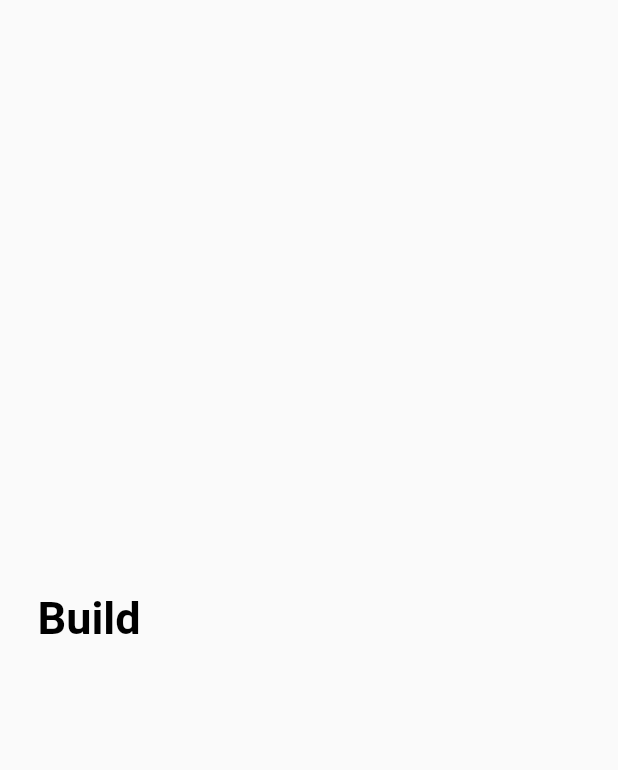
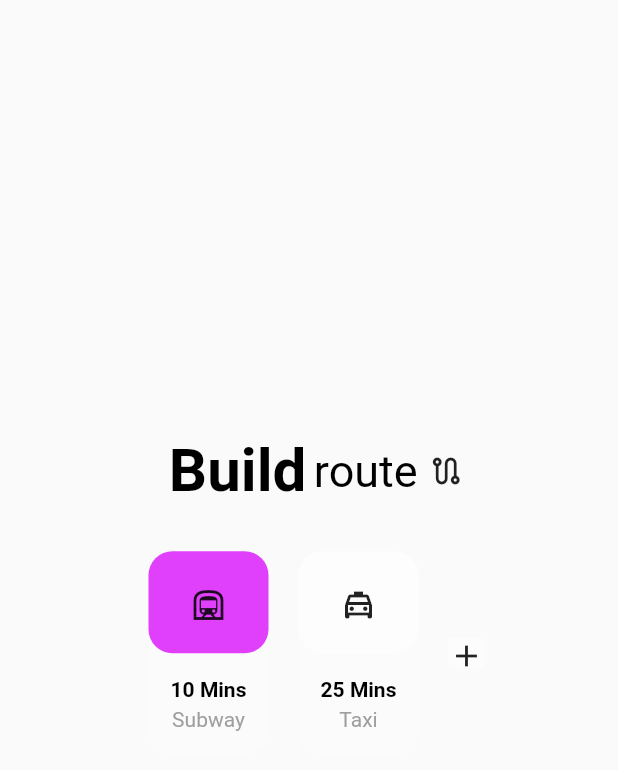
Before and after one commit to DroneCodes/routedriver, a Flutter app: the BuildRoute screen opened directly, on a phone screen of 412 x 824 dp. Shown: the top 770 px of the screen. Run offline on Flutter 3.47's test engine with Material 2 defaults, Android fonts, the phone set to English and light mode, and no system bars; network calls fail.

Commit message:
added a build route page

```diff
--- a/lib/route/route.dart
+++ b/lib/route/route.dart
@@ -1,4 +1,5 @@
 
+import 'package:flutter/cupertino.dart';
 import 'package:flutter/material.dart';
 
 class BuildRoute extends StatelessWidget {
@@ -7,7 +8,7 @@ class BuildRoute extends StatelessWidget {
   Widget build(BuildContext context) {
     return Scaffold(
       body: Container(
-        padding: EdgeInsets.all(15),
+        padding: EdgeInsets.all(8),
         child: Column(
           mainAxisAlignment: MainAxisAlignment.center,
           children: <Widget>[
@@ -17,7 +18,133 @@ class BuildRoute extends StatelessWidget {
                 mainAxisSize: MainAxisSize.min,
                 mainAxisAlignment: MainAxisAlignment.center,
                 children: [
-                  Text("Build", style: TextStyle(color: Colors.black, fontWeight: FontWeight.bold, fontSize: 30),),
+                  Text("Build", style: TextStyle(color: Colors.black, fontWeight: FontWeight.bold, fontSize: 40),),
+                  SizedBox(
+                    width: 5,
+                  ),
+                  Text("route", style: TextStyle(color: Colors.black, fontWeight: FontWeight.normal, fontSize: 30),),
+                  SizedBox(
+                    width: 7,
+                  ),
+                  Icon(Icons.route_outlined),
+                ],
+              ),
+            ),
+
+            SizedBox(
+              height: 30,
+            ),
+
+            // Code given to me by Sebastine Odeh
+            Container(
+              padding: EdgeInsets.only(left: 10),
+              child: Row(
+                mainAxisAlignment: MainAxisAlignment.center,
+                children: [
+                  Container(
+                    padding: EdgeInsets.only(bottom: 8),
+                    decoration: BoxDecoration(
+                      borderRadius: BorderRadius.circular(16),
+                      color: Colors.white10,
+                    ),
+                    width: 80,
+                    alignment: Alignment.topCenter,
+                    child: Column(
+                      children: [
+                        Container(
+                          alignment: Alignment.center,
+                          padding: EdgeInsets.symmetric(horizontal: 16, vertical: 24),
+                          decoration: BoxDecoration(
+                            borderRadius: BorderRadius.circular(16),
+                            color: Colors.purpleAccent,
+                          ),
+                          child: Container(
+                            height: 20,
+                            width: 24,
+                            child: Icon(Icons.subway_outlined),
+                          ),
+                        ),
+                        Padding(padding: EdgeInsets.all(8.0),
+                          child: Column(
+                            children: [
+                              SizedBox(height: 8),
+                              Text('10 Mins', style: TextStyle(color: Colors.black, fontWeight: FontWeight.bold),),
+                              SizedBox(height: 4),
+                              Text('Subway', style: TextStyle(color: Colors.grey),),
+
+                            ],
+                          ),
+                        ),
+                      ],
+                    ),
+                  ),
+                  SizedBox(width: 20),
+                  Container(
+                    padding: EdgeInsets.only(bottom: 8),
+                    decoration: BoxDecoration(
+                      borderRadius: BorderRadius.circular(16),
+                      color: Colors.white10,
+                    ),
+                    width: 80,
+                    alignment: Alignment.topCenter,
+                    child: Column(
+                      children: [
+                        Container(
+                          alignment: Alignment.center,
+                          padding: EdgeInsets.symmetric(horizontal: 16, vertical: 24),
+                          decoration: BoxDecoration(
+                            borderRadius: BorderRadius.circular(16),
+                            color: Colors.white60,
+                          ),
+                          child: Container(
+                            height: 20,
+                            width: 24,
+                            child: Icon(Icons.local_taxi_outlined),
+                          ),
+                        ),
+                        Padding(padding: EdgeInsets.all(8.0),
+                          child: Column(
+                            children: [
+                              SizedBox(height: 8),
+                              Text('25 Mins', style: TextStyle(color: Colors.black, fontWeight: FontWeight.bold),),
+                              SizedBox(height: 4),
+                              Text('Taxi', style: TextStyle(color: Colors.grey),),
+
+                            ],
+                          ),
+                        ),
+                      ],
+                    ),
+                  ),
+
+                  SizedBox(width: 20),
+                  Container(
+                    height: 20,
+                    color: Colors.white38,
+                    child: Icon(Icons.add,),
+                  ),
+                ],
+              ),
+            ),
+
+            SizedBox(
+              height: 30,
+            ),
+
+            Container(
+              decoration: BoxDecoration(
+                borderRadius: BorderRadius.only(
+                    topRight: Radius.circular(16),
+                    topLeft: Radius.circular(16)),
+                color: Colors.white10,
+              ),
+              child: Row(
+                mainAxisAlignment: MainAxisAlignment.center,
+                children: [
+                  SizedBox(
+                    width: 10,
+                  ),
+
                 ],
               ),
             ),
```
